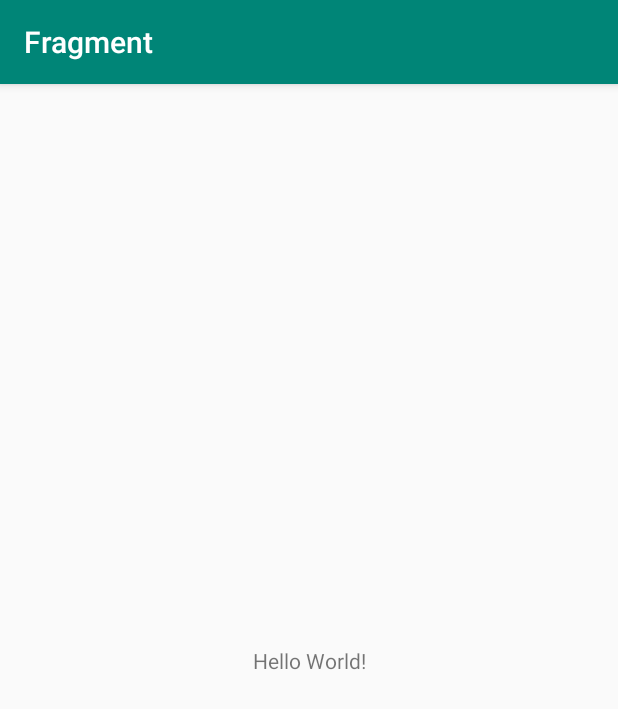
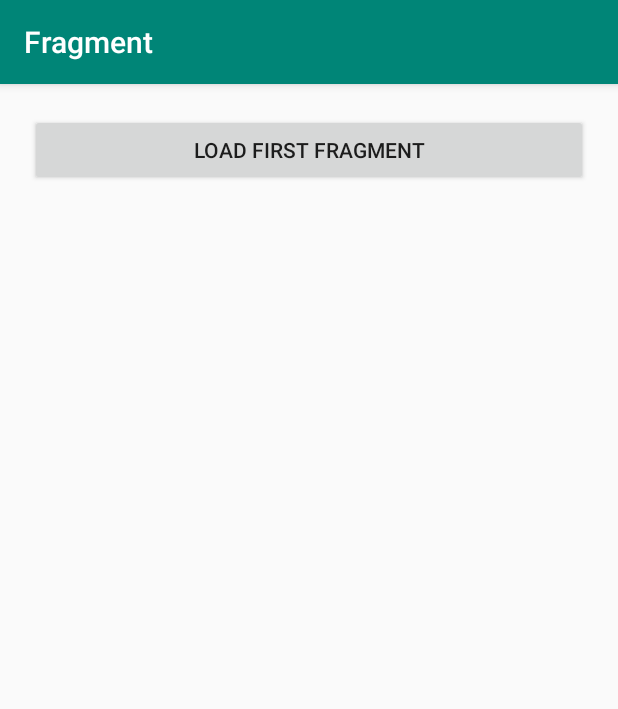
Before and after one commit to bihwal/Fragment, an Android app: the screen it shows after launch (MainActivity), on a phone screen of 412 x 824 dp. Shown: the top 709 px of the screen. Run offline under Robolectric (Android 15) with nearby library versions, the phone set to English and light mode, and no system bars.

Commit message:
making two fragments

```diff
--- a/app/build.gradle
+++ b/app/build.gradle
@@ -23,6 +23,7 @@ dependencies {
     implementation fileTree(dir: 'libs', include: ['*.jar'])
     implementation 'androidx.appcompat:appcompat:1.0.2'
     implementation 'androidx.constraintlayout:constraintlayout:1.1.3'
+    implementation 'androidx.legacy:legacy-support-v4:1.0.0'
     testImplementation 'junit:junit:4.12'
     androidTestImplementation 'androidx.test.ext:junit:1.1.0'
     androidTestImplementation 'androidx.test.espresso:espresso-core:3.1.1'
--- a/app/src/main/java/com/example/fragment/MainActivity.java
+++ b/app/src/main/java/com/example/fragment/MainActivity.java
@@ -3,12 +3,20 @@ package com.example.fragment;
 import androidx.appcompat.app.AppCompatActivity;
 
 import android.os.Bundle;
+import android.view.View;
+import android.widget.Button;
 
-public class MainActivity extends AppCompatActivity {
+public class MainActivity extends AppCompatActivity implements View.OnClickListener {
+
+    private Button btnFragment;
+    private Boolean staus=true;
 
     @Override
     protected void onCreate(Bundle savedInstanceState) {
         super.onCreate(savedInstanceState);
         setContentView(R.layout.activity_main);
+
+        btnFragment=findViewById(R.id.btnFragment);
+        btnFragment.setOnClickListener(this);
     }
 }
--- a/app/src/main/res/layout/activity_main.xml
+++ b/app/src/main/res/layout/activity_main.xml
@@ -1,18 +1,22 @@
 <?xml version="1.0" encoding="utf-8"?>
-<androidx.constraintlayout.widget.ConstraintLayout xmlns:android="http://schemas.android.com/apk/res/android"
+<LinearLayout xmlns:android="http://schemas.android.com/apk/res/android"
     xmlns:app="http://schemas.android.com/apk/res-auto"
     xmlns:tools="http://schemas.android.com/tools"
     android:layout_width="match_parent"
     android:layout_height="match_parent"
+    android:orientation="vertical"
     tools:context=".MainActivity">
 
-    <TextView
-        android:layout_width="wrap_content"
-        android:layout_height="wrap_content"
-        android:text="Hello World!"
-        app:layout_constraintBottom_toBottomOf="parent"
-        app:layout_constraintLeft_toLeftOf="parent"
-        app:layout_constraintRight_toRightOf="parent"
-        app:layout_constraintTop_toTopOf="parent" />
+   <Button
+       android:id="@+id/btnFragment"
+       android:layout_width="match_parent"
+       android:layout_height="wrap_content"
+       android:text="Load first fragment"
+       android:layout_margin="20dp"/>
 
-</androidx.constraintlayout.widget.ConstraintLayout>
+    <LinearLayout
+        android:id="@+id/fragmentContainer"
+        android:layout_width="match_parent"
+        android:layout_height="400dp"
+        android:orientation="vertical"/>
+</LinearLayout>
--- a/app/src/main/res/values/strings.xml
+++ b/app/src/main/res/values/strings.xml
@@ -1,3 +1,6 @@
 <resources>
     <string name="app_name">Fragment</string>
+
+    <!-- TODO: Remove or change this placeholder text -->
+    <string name="hello_blank_fragment">Hello blank fragment</string>
 </resources>
```
Also changed, not shown: app/src/main/java/com/example/fragment/fragments/firstFragment.java (added, +32 -0 lines), app/src/main/java/com/example/fragment/fragments/secondFragment.java (added, +111 -0 lines), app/src/main/res/layout/fragment_first.xml (added, +15 -0 lines), app/src/main/res/layout/fragment_second.xml (added, +15 -0 lines).
